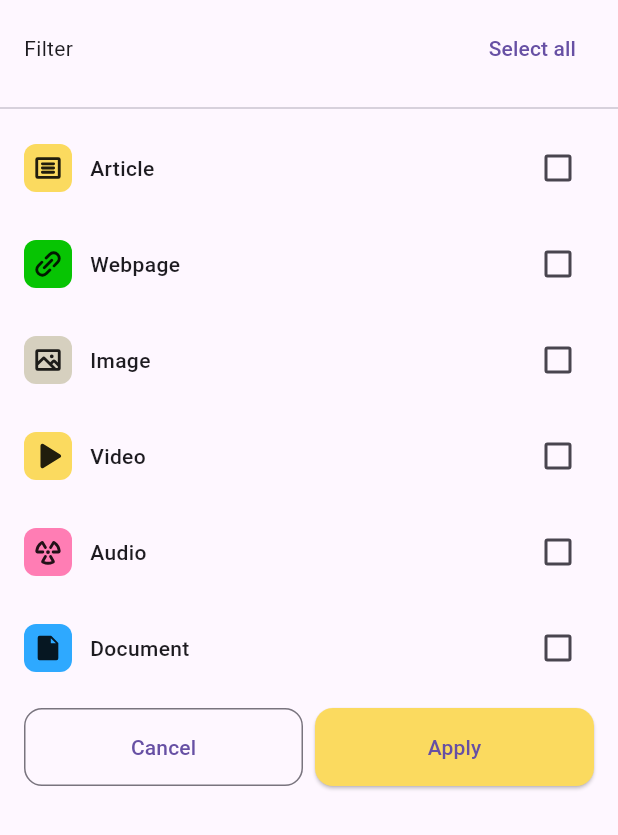
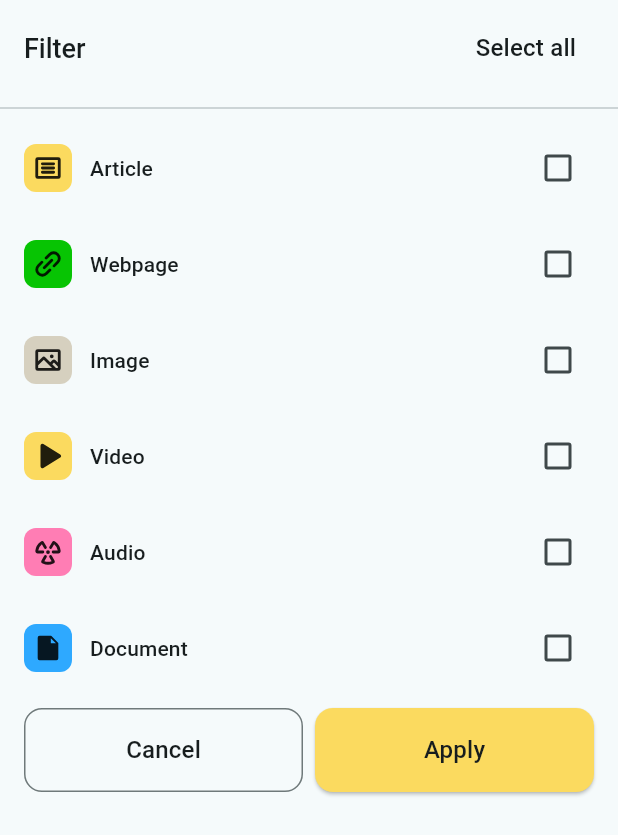
Before and after one commit to Catherine1401/saveday, a Flutter app: the FilterScreen widget shown alone on an empty page, opened directly, on a phone screen of 412 x 824 dp. Shown: the top 835 px of the screen. Run offline on Flutter 3.47's test engine with Material 3 defaults, Android fonts, the phone set to English and light mode, and no system bars; our stand-ins replace flutter_riverpod, google_fonts, phosphor_flutter; network calls fail.

Commit message:
feat(ui): manage text theme centrally

```diff
--- a/lib/app.dart
+++ b/lib/app.dart
@@ -1,4 +1,5 @@
 import 'package:flutter/material.dart';
+import 'package:saveday/core/theme/app_theme.dart';
 import 'package:saveday/core/widgets/screen_management.dart';
 
 class MyApp extends StatelessWidget {
@@ -7,6 +8,7 @@ class MyApp extends StatelessWidget {
   @override
   Widget build(BuildContext context) {
     return MaterialApp(
+      theme: AppTheme.lightTheme,
       debugShowCheckedModeBanner: false,
       home: RootScreen(),
     );
--- a/lib/core/theme/app_colors.dart
+++ b/lib/core/theme/app_colors.dart
@@ -11,4 +11,5 @@ class AppColors {
   static const Color pink500 = Color(0xFFFF7DB4);
   static const Color blue500 = Color(0xFF2EA9FF);
   static const Color white500 = Color(0xFFFDFDFA);
+  static const Color white900 = Color(0xFFFFFFFF);
 }
--- a/lib/core/theme/app_text_styles.dart
+++ b/lib/core/theme/app_text_styles.dart
@@ -0,0 +1,19 @@
+import 'package:flutter/material.dart';
+import 'package:google_fonts/google_fonts.dart';
+
+class AppTextStyles {
+  static final textTheme = TextTheme(
+    titleLarge: GoogleFonts.roboto(
+      fontSize: 18,
+      fontWeight: FontWeight.w500,
+    ),
+    titleMedium: GoogleFonts.roboto(
+      fontSize: 16,
+      fontWeight: FontWeight.w500,
+    ),
+    titleSmall: GoogleFonts.roboto(
+      fontSize: 14,
+      fontWeight: FontWeight.w500,
+    ),
+  );
+}
--- a/lib/core/theme/app_theme.dart
+++ b/lib/core/theme/app_theme.dart
@@ -0,0 +1,15 @@
+import 'package:flutter/material.dart';
+import 'package:saveday/core/theme/app_colors.dart';
+import 'package:saveday/core/theme/app_text_styles.dart';
+
+class AppTheme {
+  static final lightTheme = ThemeData(
+    useMaterial3: true,
+    brightness: Brightness.light,
+    colorScheme: ColorScheme.fromSeed(
+      seedColor: AppColors.white900,
+      brightness: Brightness.light,
+    ),
+    textTheme: AppTextStyles.textTheme,
+  );
+}
--- a/lib/features/home/presentation/screens/filter_screen.dart
+++ b/lib/features/home/presentation/screens/filter_screen.dart
@@ -15,10 +15,10 @@ class FilterScreen extends ConsumerWidget {
       mainAxisSize: MainAxisSize.min,
       children: [
         // header
-        _buildHeader(ref),
+        _buildHeader(context, ref),
         const Divider(),
         // body
-        _buildBody(ref),
+        _buildBody(context, ref),
         const SizedBox(height: 8),
         // action
         _buildAction(context, ref),
@@ -27,7 +27,7 @@ class FilterScreen extends ConsumerWidget {
     );
   }
 
-  Widget _buildHeader(WidgetRef ref) {
+  Widget _buildHeader(BuildContext context, WidgetRef ref) {
     final String header = 'Filter';
     final String action = 'Select all';
     return Padding(
@@ -35,19 +35,19 @@ class FilterScreen extends ConsumerWidget {
       child: Row(
         mainAxisAlignment: MainAxisAlignment.spaceBetween,
         children: [
-          Text(header),
+          Text(header, style: Theme.of(context).textTheme.titleLarge),
           TextButton(
             onPressed: () {
               ref.read(filterProvider.notifier).selectAll();
             },
-            child: Text(action),
+            child: Text(action, style: Theme.of(context).textTheme.titleMedium),
           ),
         ],
       ),
     );
   }
 
-  Widget _buildBody(WidgetRef ref) {
+  Widget _buildBody(BuildContext context, WidgetRef ref) {
     final filterItems = [
       (
         icon: AppIcons.article,
@@ -97,6 +97,8 @@ class FilterScreen extends ConsumerWidget {
 
           return Padding(
             padding: const EdgeInsets.symmetric(vertical: 8.0),
+            child: GestureDetector(
+              onTap: () => ref.read(filterProvider.notifier).toggle(item.type),
               child: Row(
                 children: [
                   _buildFilterIcon(item.icon, item.color),
@@ -104,7 +106,7 @@ class FilterScreen extends ConsumerWidget {
                   Expanded(
                     child: Text(
                       item.label,
-                    style: const TextStyle(fontWeight: FontWeight.w500),
+                      style: Theme.of(context).textTheme.titleSmall,
                     ),
                   ),
                   Checkbox(
@@ -113,6 +115,7 @@ class FilterScreen extends ConsumerWidget {
                         ref.read(filterProvider.notifier).toggle(item.type),
                   ),
                 ],
+              ),
             ),
           );
         }).toList(),
@@ -148,7 +151,10 @@ class FilterScreen extends ConsumerWidget {
               onPressed: () {
                 Navigator.pop(context);
               },
-              child: const Text('Cancel'),
+              child: Text(
+                'Cancel',
+                style: Theme.of(context).textTheme.titleMedium,
+              ),
             ),
           ),
           const SizedBox(width: 8),
@@ -169,7 +175,10 @@ class FilterScreen extends ConsumerWidget {
                     .filterByTypes(filtersToApply);
                 Navigator.pop(context);
               },
-              child: const Text('Apply'),
+              child:  Text(
+                'Apply',
+                style: Theme.of(context).textTheme.titleMedium,
+              ),
             ),
           ),
         ],
--- a/lib/features/home/presentation/widgets/masonry_widget.dart
+++ b/lib/features/home/presentation/widgets/masonry_widget.dart
@@ -13,7 +13,9 @@ class MasonryWidget extends ConsumerWidget {
 
     return asyncPosts.when(
       data: (posts) {
-        return SliverMasonryGrid.count(
+        return SliverPadding(
+          padding: const EdgeInsets.symmetric(horizontal: 12, vertical: 8),
+          sliver: SliverMasonryGrid.count(
             crossAxisCount: 2,
             mainAxisSpacing: 10,
             crossAxisSpacing: 10,
@@ -22,6 +24,7 @@ class MasonryWidget extends ConsumerWidget {
               final post = posts[index];
               return PostWidget(imageurl: post.imageUrl, content: post.content);
             },
+          ),
         );
       },
       error: (err, _) => SliverFillRemaining(child: Center(child: Text(err as String))),
--- a/lib/features/home/presentation/widgets/post_widget.dart
+++ b/lib/features/home/presentation/widgets/post_widget.dart
@@ -10,6 +10,8 @@ class PostWidget extends StatelessWidget {
   @override
   Widget build(BuildContext context) {
     return Column(
+      crossAxisAlignment: CrossAxisAlignment.center,
+      mainAxisSize: MainAxisSize.min,
       children: [
         // image
         ClipRRect(
@@ -19,10 +21,14 @@ class PostWidget extends StatelessWidget {
         // content & action
         const SizedBox(height: 5),
         Row(
+          mainAxisSize: MainAxisSize.min,
           children: [
             Expanded(
               child: Text(
                 content,
+                style: Theme.of(
+                  context,
+                ).textTheme.titleSmall!.copyWith(fontWeight: FontWeight.w400),
                 maxLines: 2,
                 overflow: TextOverflow.ellipsis,
               ),
```
Lines whose indentation alone changed are shown as unchanged.
